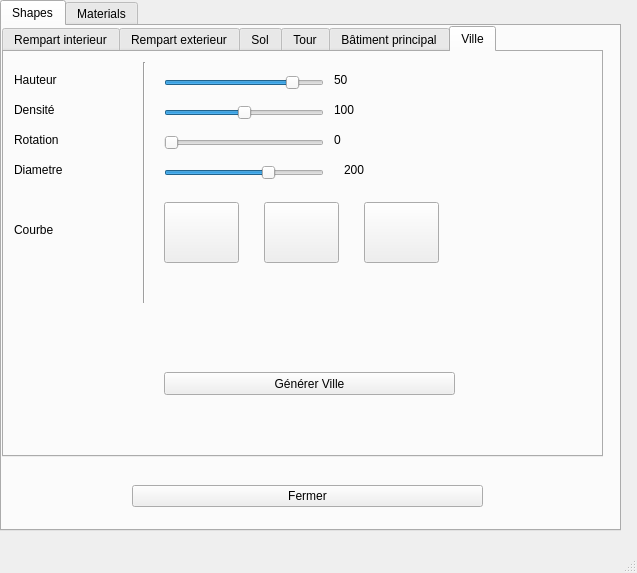
Above: Castle_form.ui from Ghostmoonk/maya-python-castle before the change. Below: the same form after it.
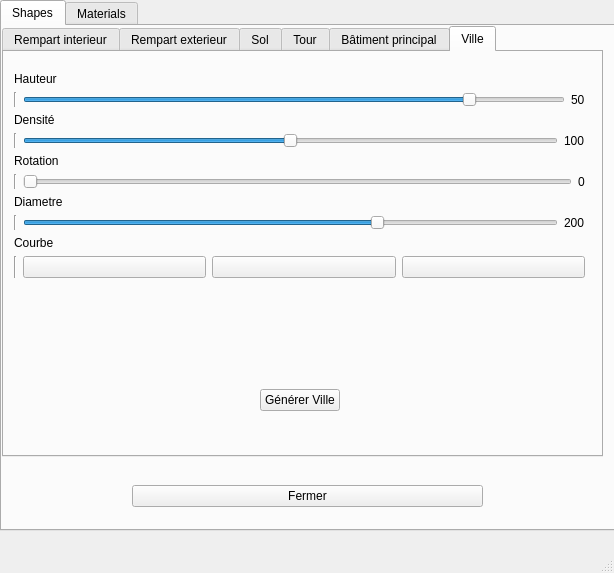
That is the form after the change. The open tabs and pages were chosen to show the change. Icons and pictures are not drawn.

Commit message: Hauteur des tours modifiable

Patch:
```diff
--- a/Castle_form.ui
+++ b/Castle_form.ui
@@ -6,7 +6,7 @@
    <rect>
     <x>0</x>
     <y>0</y>
-    <width>637</width>
+    <width>614</width>
     <height>573</height>
    </rect>
   </property>
@@ -1084,111 +1084,7 @@
              <item>
               <widget class="QLabel" name="label_44">
                <property name="text">
-                <string>0</string>
-               </property>
-              </widget>
-             </item>
-            </layout>
-           </item>
-           <item row="2" column="0">
-            <widget class="QLabel" name="label_14">
-             <property name="text">
-              <string>Nombre de fenêtres</string>
-             </property>
-            </widget>
-           </item>
-           <item row="2" column="1">
-            <layout class="QHBoxLayout" name="horizontalLayout_26">
-             <item>
-              <widget class="Line" name="line_8">
-               <property name="orientation">
-                <enum>Qt::Vertical</enum>
-               </property>
-              </widget>
-             </item>
-             <item>
-              <widget class="QSlider" name="tour_fenetres">
-               <property name="orientation">
-                <enum>Qt::Horizontal</enum>
-               </property>
-              </widget>
-             </item>
-             <item>
-              <widget class="QLabel" name="label_45">
-               <property name="text">
-                <string>0</string>
-               </property>
-              </widget>
-             </item>
-            </layout>
-           </item>
-           <item row="3" column="0">
-            <widget class="QLabel" name="label_27">
-             <property name="text">
-              <string>Modèle</string>
-             </property>
-            </widget>
-           </item>
-           <item row="3" column="1">
-            <layout class="QHBoxLayout" name="horizontalLayout_27">
-             <property name="leftMargin">
-              <number>5</number>
-             </property>
-             <property name="rightMargin">
-              <number>5</number>
-             </property>
-             <item>
-              <widget class="Line" name="line_21">
-               <property name="orientation">
-                <enum>Qt::Vertical</enum>
-               </property>
-              </widget>
-             </item>
-             <item alignment="Qt::AlignHCenter">
-              <widget class="QPushButton" name="pushButton">
-               <property name="minimumSize">
-                <size>
-                 <width>75</width>
-                 <height>75</height>
-                </size>
-               </property>
-               <property name="text">
-                <string/>
-               </property>
-               <property name="iconSize">
-                <size>
-                 <width>80</width>
-                 <height>80</height>
-                </size>
-               </property>
-              </widget>
-             </item>
-             <item alignment="Qt::AlignHCenter">
-              <widget class="QPushButton" name="pushButton_2">
-               <property name="minimumSize">
-                <size>
-                 <width>75</width>
-                 <height>75</height>
-                </size>
-               </property>
-               <property name="text">
-                <string/>
-               </property>
-              </widget>
-             </item>
-             <item alignment="Qt::AlignHCenter|Qt::AlignVCenter">
-              <widget class="QPushButton" name="pushButton_3">
-               <property name="minimumSize">
-                <size>
-                 <width>75</width>
-                 <height>75</height>
-                </size>
-               </property>
-               <property name="styleSheet">
-                <string notr="true"/>
-               </property>
-               <property name="text">
-                <string/>
+                <string>100</string>
                </property>
               </widget>
              </item>
@@ -1579,54 +1475,44 @@
        <attribute name="title">
         <string>Ville</string>
        </attribute>
-       <widget class="QLabel" name="label_19">
+       <widget class="QWidget" name="verticalLayoutWidget_5">
         <property name="geometry">
          <rect>
-          <x>10</x>
-          <y>20</y>
-          <width>91</width>
-          <height>16</height>
-         </rect>
-        </property>
-        <property name="text">
-         <string>Hauteur</string>
-        </property>
-       </widget>
-       <widget class="QLabel" name="label_20">
-        <property name="geometry">
-         <rect>
-          <x>10</x>
-          <y>50</y>
-          <width>111</width>
-          <height>16</height>
-         </rect>
-        </property>
-        <property name="text">
-         <string>Densité</string>
-        </property>
-       </widget>
-       <widget class="Line" name="line_6">
-        <property name="geometry">
-         <rect>
-          <x>130</x>
+          <x>0</x>
           <y>10</y>
-          <width>20</width>
-          <height>241</height>
+          <width>591</width>
+          <height>349</height>
          </rect>
         </property>
+        <layout class="QVBoxLayout" name="verticalLayout_12">
+         <property name="bottomMargin">
+          <number>0</number>
+         </property>
+         <item>
+          <layout class="QFormLayout" name="formLayout">
+           <property name="rowWrapPolicy">
+            <enum>QFormLayout::WrapAllRows</enum>
+           </property>
+           <property name="leftMargin">
+            <number>10</number>
+           </property>
+           <property name="topMargin">
+            <number>10</number>
+           </property>
+           <property name="rightMargin">
+            <number>10</number>
+           </property>
+           <item row="0" column="1">
+            <layout class="QHBoxLayout" name="horizontalLayout_26">
+             <item>
+              <widget class="Line" name="line_8">
         <property name="orientation">
          <enum>Qt::Vertical</enum>
         </property>
        </widget>
+             </item>
+             <item>
        <widget class="QSlider" name="ville_hauteur">
-        <property name="geometry">
-         <rect>
-          <x>160</x>
-          <y>20</y>
-          <width>160</width>
-          <height>22</height>
-         </rect>
-        </property>
         <property name="maximum">
          <number>60</number>
         </property>
@@ -1640,15 +1526,34 @@
          <enum>Qt::Horizontal</enum>
         </property>
        </widget>
+             </item>
+             <item>
+              <widget class="QLabel" name="label_67">
+               <property name="text">
+                <string>50</string>
+               </property>
+              </widget>
+             </item>
+            </layout>
+           </item>
+           <item row="1" column="0">
+            <widget class="QLabel" name="label_20">
+             <property name="text">
+              <string>Densité</string>
+             </property>
+            </widget>
+           </item>
+           <item row="1" column="1">
+            <layout class="QHBoxLayout" name="horizontalLayout_27">
+             <item>
+              <widget class="Line" name="line_26">
+               <property name="orientation">
+                <enum>Qt::Vertical</enum>
+               </property>
+              </widget>
+             </item>
+             <item>
        <widget class="QSlider" name="ville_repartition_random">
-        <property name="geometry">
-         <rect>
-          <x>160</x>
-          <y>50</y>
-          <width>160</width>
-          <height>22</height>
-         </rect>
-        </property>
         <property name="maximum">
          <number>40</number>
         </property>
@@ -1659,28 +1564,34 @@
          <enum>Qt::Horizontal</enum>
         </property>
        </widget>
+             </item>
+             <item>
+              <widget class="QLabel" name="label_68">
+               <property name="text">
+                <string>100</string>
+               </property>
+              </widget>
+             </item>
+            </layout>
+           </item>
+           <item row="2" column="0">
        <widget class="QLabel" name="label_41">
-        <property name="geometry">
-         <rect>
-          <x>10</x>
-          <y>80</y>
-          <width>131</width>
-          <height>16</height>
-         </rect>
-        </property>
         <property name="text">
          <string>Rotation</string>
         </property>
        </widget>
+           </item>
+           <item row="2" column="1">
+            <layout class="QHBoxLayout" name="horizontalLayout_34">
+             <item>
+              <widget class="Line" name="line_21">
+               <property name="orientation">
+                <enum>Qt::Vertical</enum>
+               </property>
+              </widget>
+             </item>
+             <item>
        <widget class="QSlider" name="ville_rotationY">
-        <property name="geometry">
-         <rect>
-          <x>160</x>
-          <y>80</y>
-          <width>160</width>
-          <height>22</height>
-         </rect>
-        </property>
         <property name="maximum">
          <number>20</number>
         </property>
@@ -1688,28 +1599,34 @@
          <enum>Qt::Horizontal</enum>
         </property>
        </widget>
+             </item>
+             <item>
+              <widget class="QLabel" name="label_74">
+               <property name="text">
+                <string>0</string>
+               </property>
+              </widget>
+             </item>
+            </layout>
+           </item>
+           <item row="3" column="0">
        <widget class="QLabel" name="label_42">
-        <property name="geometry">
-         <rect>
-          <x>10</x>
-          <y>110</y>
-          <width>131</width>
-          <height>16</height>
-         </rect>
-        </property>
         <property name="text">
          <string>Diametre</string>
         </property>
        </widget>
+           </item>
+           <item row="3" column="1">
+            <layout class="QHBoxLayout" name="horizontalLayout_35">
+             <item>
+              <widget class="Line" name="line_27">
+               <property name="orientation">
+                <enum>Qt::Vertical</enum>
+               </property>
+              </widget>
+             </item>
+             <item>
        <widget class="QSlider" name="ville_diametre">
-        <property name="geometry">
-         <rect>
-          <x>160</x>
-          <y>110</y>
-          <width>160</width>
-          <height>22</height>
-         </rect>
-        </property>
         <property name="minimum">
          <number>80</number>
         </property>
@@ -1723,80 +1640,34 @@
          <enum>Qt::Horizontal</enum>
         </property>
        </widget>
-       <widget class="QLabel" name="label_67">
-        <property name="geometry">
-         <rect>
-          <x>330</x>
-          <y>20</y>
-          <width>51</width>
-          <height>16</height>
-         </rect>
-        </property>
-        <property name="text">
-         <string>50</string>
-        </property>
-       </widget>
-       <widget class="QLabel" name="label_68">
-        <property name="geometry">
-         <rect>
-          <x>330</x>
-          <y>50</y>
-          <width>51</width>
-          <height>16</height>
-         </rect>
-        </property>
-        <property name="text">
-         <string>100</string>
-        </property>
-       </widget>
-       <widget class="QLabel" name="label_74">
-        <property name="geometry">
-         <rect>
-          <x>330</x>
-          <y>80</y>
-          <width>51</width>
-          <height>16</height>
-         </rect>
-        </property>
-        <property name="text">
-         <string>0</string>
-        </property>
-       </widget>
+             </item>
+             <item>
        <widget class="QLabel" name="label_75">
-        <property name="geometry">
-         <rect>
-          <x>340</x>
-          <y>110</y>
-          <width>51</width>
-          <height>16</height>
-         </rect>
-        </property>
         <property name="text">
          <string>200</string>
         </property>
        </widget>
+             </item>
+            </layout>
+           </item>
+           <item row="4" column="0">
        <widget class="QLabel" name="label_69">
-        <property name="geometry">
-         <rect>
-          <x>10</x>
-          <y>170</y>
-          <width>131</width>
-          <height>16</height>
-         </rect>
-        </property>
         <property name="text">
          <string>Courbe</string>
         </property>
        </widget>
+           </item>
+           <item row="4" column="1">
+            <layout class="QHBoxLayout" name="horizontalLayout_36">
+             <item>
+              <widget class="Line" name="line_6">
+               <property name="orientation">
+                <enum>Qt::Vertical</enum>
+               </property>
+              </widget>
+             </item>
+             <item>
        <widget class="QPushButton" name="courbe_base">
-        <property name="geometry">
-         <rect>
-          <x>160</x>
-          <y>150</y>
-          <width>75</width>
-          <height>61</height>
-         </rect>
-        </property>
         <property name="text">
          <string/>
         </property>
@@ -1811,15 +1682,9 @@
          </size>
         </property>
        </widget>
+             </item>
+             <item>
        <widget class="QPushButton" name="courbe_bombee">
-        <property name="geometry">
-         <rect>
-          <x>260</x>
-          <y>150</y>
-          <width>75</width>
-          <height>61</height>
-         </rect>
-        </property>
         <property name="text">
          <string/>
         </property>
@@ -1834,15 +1699,9 @@
          </size>
         </property>
        </widget>
+             </item>
+             <item>
        <widget class="QPushButton" name="courbe_droite">
-        <property name="geometry">
-         <rect>
-          <x>360</x>
-          <y>150</y>
-          <width>75</width>
-          <height>61</height>
-         </rect>
-        </property>
         <property name="text">
          <string/>
         </property>
@@ -1857,19 +1716,63 @@
          </size>
         </property>
        </widget>
+             </item>
+            </layout>
+           </item>
+           <item row="0" column="0">
+            <widget class="QLabel" name="label_19">
+             <property name="text">
+              <string>Hauteur</string>
+             </property>
+            </widget>
+           </item>
+          </layout>
+         </item>
+         <item>
+          <layout class="QHBoxLayout" name="horizontalLayout_37">
+           <property name="leftMargin">
+            <number>10</number>
+           </property>
+           <property name="rightMargin">
+            <number>10</number>
+           </property>
+           <item>
+            <spacer name="horizontalSpacer_11">
+             <property name="orientation">
+              <enum>Qt::Horizontal</enum>
+             </property>
+             <property name="sizeHint" stdset="0">
+              <size>
+               <width>40</width>
+               <height>20</height>
+              </size>
+             </property>
+            </spacer>
+           </item>
+           <item>
        <widget class="QPushButton" name="generate_slum_button">
-        <property name="geometry">
-         <rect>
-          <x>160</x>
-          <y>320</y>
-          <width>291</width>
-          <height>23</height>
-         </rect>
-        </property>
         <property name="text">
          <string>Générer Ville</string>
         </property>
        </widget>
+           </item>
+           <item>
+            <spacer name="horizontalSpacer_12">
+             <property name="orientation">
+              <enum>Qt::Horizontal</enum>
+             </property>
+             <property name="sizeHint" stdset="0">
+              <size>
+               <width>40</width>
+               <height>20</height>
+              </size>
+             </property>
+            </spacer>
+           </item>
+          </layout>
+         </item>
+        </layout>
+       </widget>
       </widget>
      </widget>
      <widget class="QWidget" name="horizontalLayoutWidget">
```
Left out of the diff: 254 changed lines with no effect on the pictures. Lines whose indentation alone changed are shown as unchanged. The commit also changes 8 other files.
